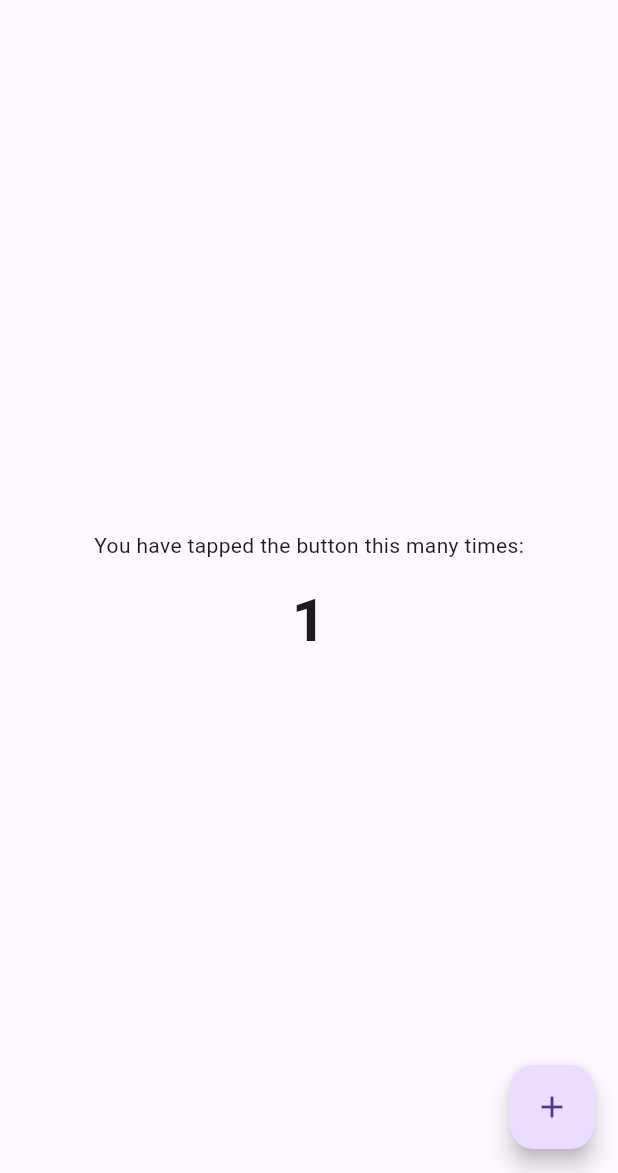
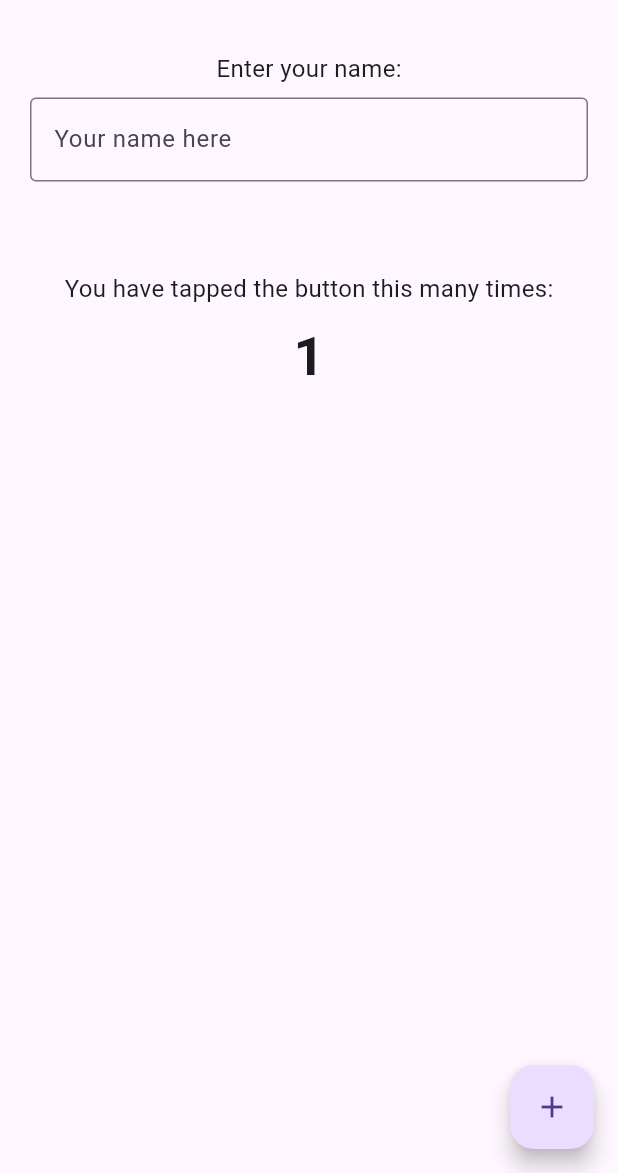
Before and after one commit to guired513/hello-mobile, a Flutter app: the screen it shows after launch, after a tap on the "add" icon, on a phone screen of 412 x 824 dp, the part 63-1236 px from its top. Run offline on Flutter 3.47's test engine with Material 3 defaults, Android fonts, the phone set to English and light mode, and no system bars.

Commit message:
Added name input and dynamic greeting

```diff
--- a/lib/main.dart
+++ b/lib/main.dart
@@ -20,18 +20,23 @@
 }
 
 class HelloScreen extends StatefulWidget {
-  const HelloScreen({super.key});
-
   @override
   HelloScreenState createState() => HelloScreenState();
 }
 
 class HelloScreenState extends State<HelloScreen> {
   int _counter = 0;
+  String _name = '';
 
   void _incrementCounter() {
     setState(() {
-      _counter++; // updates the UI
+      _counter++;
+    });
+  }
+
+  void _updateName(String value) {
+    setState(() {
+      _name = value;
     });
   }
 
@@ -41,15 +46,35 @@
       appBar: AppBar(
         title: Text('Hello Mobile!'),
       ),
-      body: Center(
+      body: Padding(
+        padding: const EdgeInsets.all(20.0),
         child: Column(
-          mainAxisAlignment: MainAxisAlignment.center,
+          mainAxisAlignment: MainAxisAlignment.start,
           children: <Widget>[
-            Text('You have tapped the button this many times:'),
-            SizedBox(height: 12),
+            Text('Enter your name:', style: TextStyle(fontSize: 16)),
+            SizedBox(height: 8),
+            TextField(
+              onChanged: _updateName,
+              decoration: InputDecoration(
+                border: OutlineInputBorder(),
+                hintText: 'Your name here',
+              ),
+            ),
+            SizedBox(height: 20),
+            if (_name.isNotEmpty)
+              Text(
+                'Hello, $_name!',
+                style: TextStyle(fontSize: 24, fontWeight: FontWeight.bold),
+              ),
+            SizedBox(height: 40),
+            Text(
+              'You have tapped the button this many times:',
+              style: TextStyle(fontSize: 16),
+            ),
+            SizedBox(height: 8),
             Text(
               '$_counter',
-              style: TextStyle(fontSize: 40, fontWeight: FontWeight.bold),
+              style: TextStyle(fontSize: 36, fontWeight: FontWeight.bold),
             ),
           ],
         ),
```
